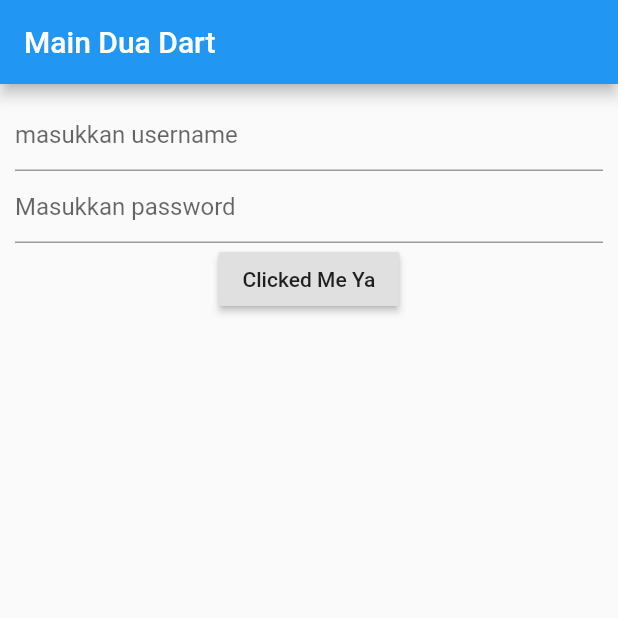
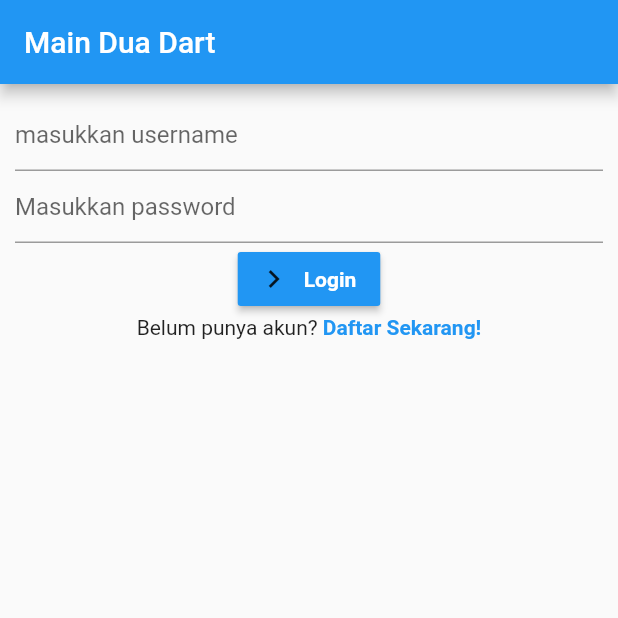
Before and after one commit to sigitsuryono25/test_flutter, a Flutter app: the Home screen opened directly, on a phone screen of 412 x 824 dp, the top half of it. Run offline on Flutter 3.47's test engine with Material 2 defaults, Android fonts, the phone set to English and light mode, and no system bars; our stand-ins replace fluttertoast, shared_preferences; accounts and stored records are empty.

```diff
--- /dev/null
+++ b/lib/MainLogin.dart
@@ -0,0 +1,104 @@
+import 'package:flutter/material.dart';
+import 'package:fluttertoast/fluttertoast.dart';
+import 'package:shared_preferences/shared_preferences.dart';
+import 'package:test_flutter/MainMenu.dart';
+
+void main() => runApp(MyAppDua());
+
+class MyAppDua extends StatelessWidget {
+  @override
+  Widget build(BuildContext context) {
+    // TODO: implement build
+    return MaterialApp(
+      color: Colors.blue,
+      home: Home(),
+    );
+  }
+}
+
+class Home extends StatefulWidget {
+  @override
+  State<StatefulWidget> createState() {
+    return _MyHomePage();
+  }
+}
+
+class _MyHomePage extends State<Home> {
+  var _usernameController = TextEditingController();
+  var _passwordController = TextEditingController();
+
+  @override
+  Widget build(BuildContext context) {
+    return Scaffold(
+        appBar: AppBar(
+          backgroundColor: Colors.blue,
+          title: Text("Main Dua Dart"),
+        ),
+        body: Container(
+            padding: EdgeInsets.all(10),
+            child: Column(children: <Widget>[
+              TextField(
+                controller: _usernameController,
+                textAlign: TextAlign.left,
+                maxLines: 1,
+                keyboardType: TextInputType.emailAddress,
+                decoration: new InputDecoration(
+                  hintText: 'masukkan username',
+                ),
+              ),
+              TextField(
+                controller: _passwordController,
+                obscureText: true,
+                keyboardType: TextInputType.visiblePassword,
+                decoration: new InputDecoration(hintText: "Masukkan password"),
+              ),
+              RaisedButton.icon(
+                icon: Icon(Icons.chevron_right),
+                color: Colors.blue,
+                onPressed: () {
+//                  print("aaaaaaaa");
+                  _onPressed(_usernameController.text, _passwordController.text,
+                      context);
+                },
+                label: Text(
+                  "Login",
+                  style: TextStyle(
+                      fontWeight: FontWeight.bold, color: Colors.white),
+                ),
+              ),
+              Align(
+                alignment: Alignment.center,
+                child: Row(
+                  mainAxisSize: MainAxisSize.min,
+                  children: <Widget>[
+                    Text("Belum punya akun? "),
+                    GestureDetector(
+                      onTap: () => null,
+                      child: Text(
+                        "Daftar Sekarang!",
+                        style: TextStyle(
+                            fontWeight: FontWeight.bold, color: Colors.blue),
+                      ),
+                    )
+                  ],
+                ),
+              )
+            ])));
+  }
+
+  void _onPressed(String username, String password, BuildContext context) {
+    if (username.trim().length > 0 && password.trim().length > 0) {
+//      Navigator.push(context, MaterialPageRoute(builder: (context) => MyApp()));
+      Future<SharedPreferences> prefs = SharedPreferences.getInstance();
+      prefs.then((prefs) {
+        prefs.setString("username", username);
+      });
+      Navigator.pushAndRemoveUntil(
+          context,
+          MaterialPageRoute(builder: (context) => MyApp()),
+              (Route route) => false);
+    } else {
+      Fluttertoast.showToast(msg: "Silahkan isi dulu yak");
+    }
+  }
+}
--- a/lib/main_dua.dart
+++ /dev/null
@@ -1,75 +0,0 @@
-import 'package:flutter/material.dart';
-import 'package:fluttertoast/fluttertoast.dart';
-import 'package:test_flutter/main.dart';
-
-void main() => runApp(MyAppDua());
-
-class MyAppDua extends StatelessWidget {
-  @override
-  Widget build(BuildContext context) {
-    // TODO: implement build
-    return MaterialApp(
-      color: Colors.blue,
-      home: Home(),
-    );
-  }
-}
-
-class Home extends StatefulWidget {
-  @override
-  State<StatefulWidget> createState() {
-    return _MyHomePage();
-  }
-}
-
-class _MyHomePage extends State<Home> {
-  TextEditingController _usernameController;
-
-  TextEditingController _passwordController;
-
-  @override
-  Widget build(BuildContext context) {
-    _usernameController = new TextEditingController();
-    _passwordController = new TextEditingController();
-    return Scaffold(
-        appBar: AppBar(
-          backgroundColor: Colors.blue,
-          title: Text("Main Dua Dart"),
-        ),
-        body: Container(
-            padding: EdgeInsets.all(10),
-            child: Column(
-              children: <Widget>[
-                TextField(
-                  controller: _usernameController,
-                  textAlign: TextAlign.left,
-                  maxLines: 1,
-                  decoration: InputDecoration(
-                    hintText: 'masukkan username',
-                  ),
-                ),
-                TextField(
-                  controller: _passwordController,
-                  obscureText: true,
-                  decoration: InputDecoration(hintText: "Masukkan password"),
-                ),
-                RaisedButton(
-                  onPressed: () {
-//                  print("aaaaaaaa");
-                    _onPressed(_usernameController.text,
-                        _passwordController.text, context);
-                  },
-                  child: Text("Clicked Me Ya"),
-                ),
-              ],
-            )));
-  }
-
-  void _onPressed(String username, String password, BuildContext context) {
-    if (username.trim().length > 0 && password.trim().length > 0) {
-      Navigator.push(context, MaterialPageRoute(builder: (context) => MyApp()));
-    } else {
-      Fluttertoast.showToast(msg: "Silahkan isi dulu yak");
-    }
-  }
-}
--- /dev/null
+++ b/lib/prefs/SharefPrefs.dart
@@ -0,0 +1,13 @@
+import 'package:shared_preferences/shared_preferences.dart';
+
+class SharefPrefs {
+  SharedPreferences _preferences;
+
+  SharefPrefs(SharedPreferences preferencesprefs) {
+    this._preferences = preferencesprefs;
+  }
+
+  String getKey(String key) {
+    return _preferences.getString(key);
+  }
+}
--- a/pubspec.yaml
+++ b/pubspec.yaml
@@ -23,7 +23,10 @@ dependencies:
   # The following adds the Cupertino Icons font to your application.
   # Use with the CupertinoIcons class for iOS style icons.
   cupertino_icons: ^0.1.2
+  # Android Toast
   fluttertoast: ^3.1.3
+  # SharedPreferences
+  shared_preferences: ^0.5.4+5
 
 dev_dependencies:
   flutter_test:
```
Also changed, not shown: lib/LayoutingFlutter.dart (added, +73 -0 lines), lib/MainMenu.dart (added, +65 -0 lines), lib/SplashScreen.dart (renamed from lib/splash_screen.dart, +24 -5 lines), lib/bottomnav/Home.dart (added, +66 -0 lines), lib/bottomnav/Lokasi.dart (added, +9 -0 lines), lib/bottomnav/People.dart (added, +9 -0 lines), lib/main.dart (deleted, +0 -111 lines), pubspec.lock, 1 other file.
